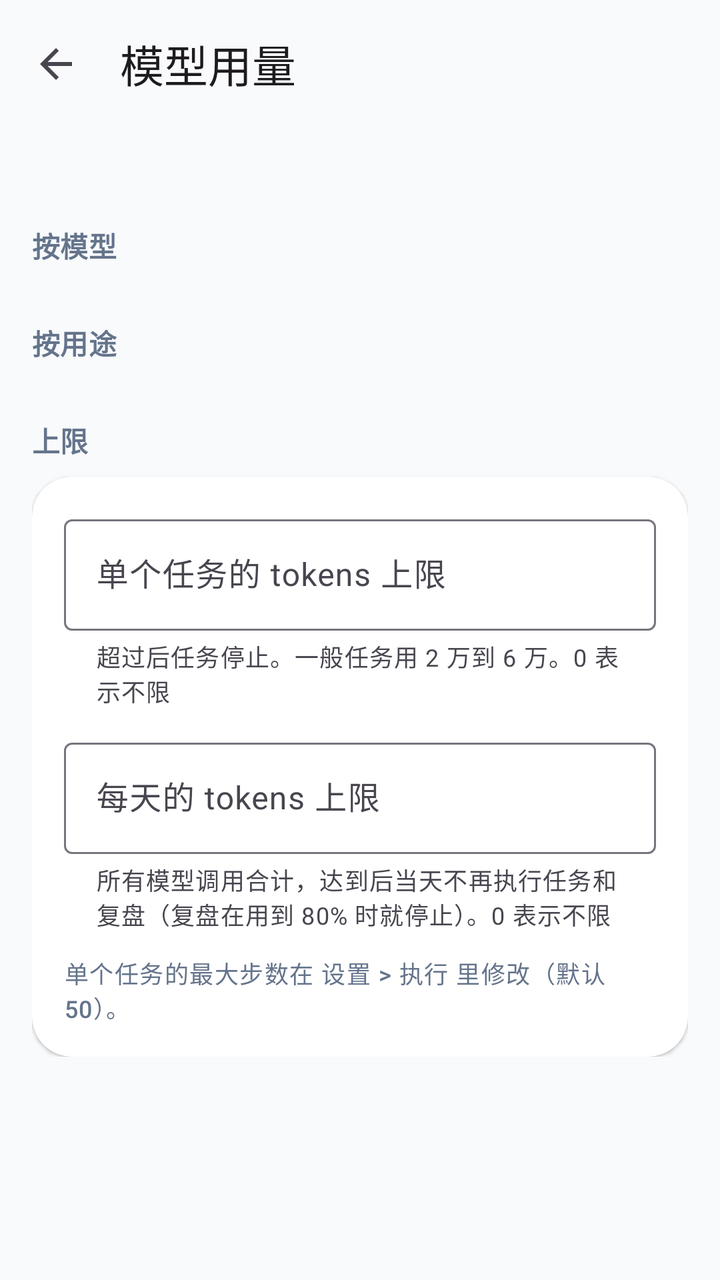
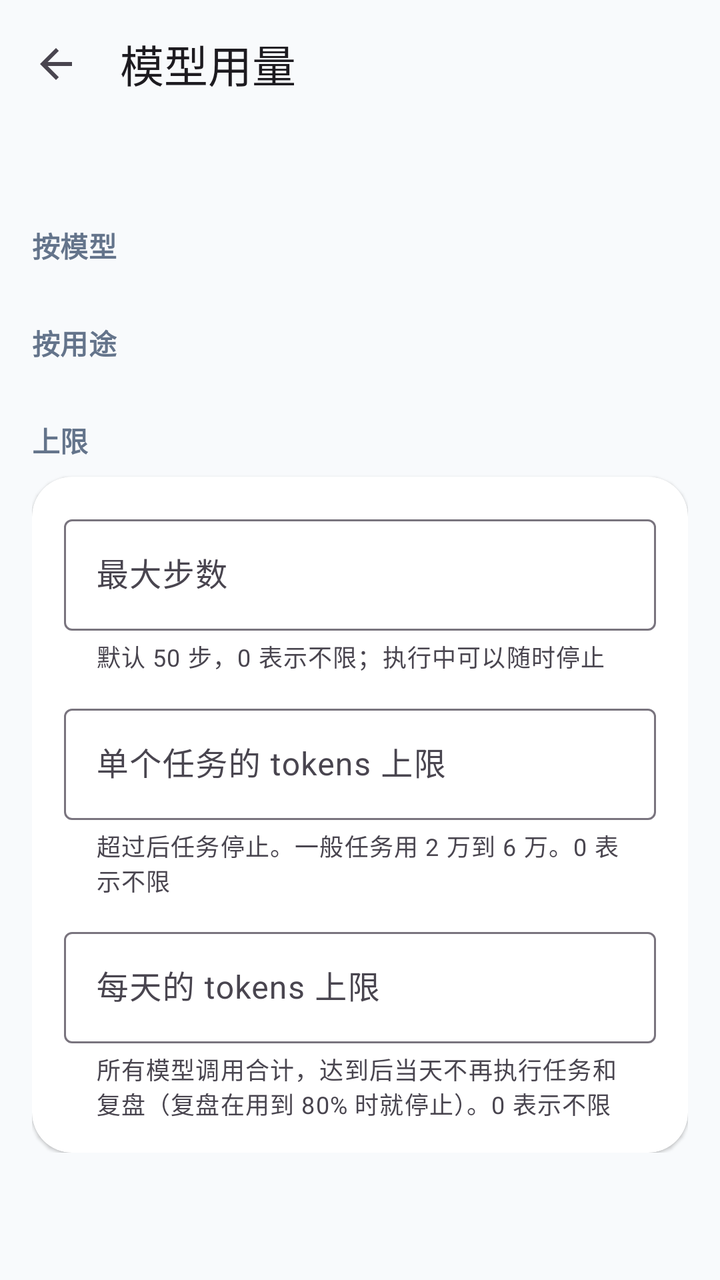

An Android layout rendered at two revisions. The XML below is the earlier revision; the diff shows what the commit changed to produce the second picture.
<!-- AndroidManifest.xml: application theme Theme.Artemis -->
<!-- res/layout/activity_usage.xml -->
<?xml version="1.0" encoding="utf-8"?>
<LinearLayout xmlns:android="http://schemas.android.com/apk/res/android"
    xmlns:app="http://schemas.android.com/apk/res-auto"
    android:layout_width="match_parent"
    android:layout_height="match_parent"
    android:background="@color/surface"
    android:fitsSystemWindows="true"
    android:orientation="vertical">

    <com.google.android.material.appbar.MaterialToolbar
        android:id="@+id/toolbar"
        android:layout_width="match_parent"
        android:layout_height="?attr/actionBarSize"
        app:navigationIcon="@drawable/ic_back"
        app:title="@string/usage_title" />

    <androidx.core.widget.NestedScrollView
        android:layout_width="match_parent"
        android:layout_height="match_parent">

        <LinearLayout
            android:layout_width="match_parent"
            android:layout_height="wrap_content"
            android:orientation="vertical"
            android:paddingHorizontal="16dp"
            android:paddingBottom="24dp">

            <com.google.android.material.chip.ChipGroup
                android:id="@+id/periods"
                android:layout_width="match_parent"
                android:layout_height="wrap_content"
                app:selectionRequired="true"
                app:singleSelection="true" />

            <GridLayout
                android:id="@+id/totals"
                android:layout_width="match_parent"
                android:layout_height="wrap_content"
                android:layout_marginTop="8dp"
                android:columnCount="2" />

            <TextView
                android:id="@+id/usage_note"
                android:layout_width="match_parent"
                android:layout_height="wrap_content"
                android:layout_marginTop="4dp"
                android:textAppearance="@style/TextAppearance.Artemis.Caption" />

            <TextView
                style="@style/SettingsSection"
                android:text="@string/usage_by_model" />

            <LinearLayout
                android:id="@+id/by_model"
                android:layout_width="match_parent"
                android:layout_height="wrap_content"
                android:orientation="vertical" />

            <TextView
                style="@style/SettingsSection"
                android:text="@string/usage_by_purpose" />

            <LinearLayout
                android:id="@+id/by_purpose"
                android:layout_width="match_parent"
                android:layout_height="wrap_content"
                android:orientation="vertical" />

            <TextView
                style="@style/SettingsSection"
                android:text="@string/usage_limits" />

            <com.google.android.material.card.MaterialCardView
                android:layout_width="match_parent"
                android:layout_height="wrap_content">

                <LinearLayout
                    android:layout_width="match_parent"
                    android:layout_height="wrap_content"
                    android:orientation="vertical"
                    android:padding="16dp">

                    <com.google.android.material.textfield.TextInputLayout
                        style="@style/Widget.Material3.TextInputLayout.OutlinedBox"
                        android:layout_width="match_parent"
                        android:layout_height="wrap_content"
                        android:hint="@string/limit_run"
                        app:helperText="@string/limit_run_hint">

                        <com.google.android.material.textfield.TextInputEditText
                            android:id="@+id/limit_run"
                            android:layout_width="match_parent"
                            android:layout_height="wrap_content"
                            android:inputType="number"
                            android:maxLength="9" />
                    </com.google.android.material.textfield.TextInputLayout>

                    <com.google.android.material.textfield.TextInputLayout
                        style="@style/Widget.Material3.TextInputLayout.OutlinedBox"
                        android:layout_width="match_parent"
                        android:layout_height="wrap_content"
                        android:layout_marginTop="12dp"
                        android:hint="@string/limit_daily"
                        app:helperText="@string/limit_daily_hint">

                        <com.google.android.material.textfield.TextInputEditText
                            android:id="@+id/limit_daily"
                            android:layout_width="match_parent"
                            android:layout_height="wrap_content"
                            android:inputType="number"
                            android:maxLength="10" />
                    </com.google.android.material.textfield.TextInputLayout>

                    <TextView
                        android:layout_width="match_parent"
                        android:layout_height="wrap_content"
                        android:layout_marginTop="12dp"
                        android:text="@string/limit_steps_note"
                        android:textAppearance="@style/TextAppearance.Artemis.Caption" />
                </LinearLayout>
            </com.google.android.material.card.MaterialCardView>
        </LinearLayout>
    </androidx.core.widget.NestedScrollView>
</LinearLayout>
<!-- resources referenced by this layout -->
<resources>
  <color name="surface">#F8FAFC</color>
  <!-- drawable ic_back (drawable) -->
  <vector xmlns:android="http://schemas.android.com/apk/res/android"
      android:width="24dp" android:height="24dp" android:viewportWidth="24" android:viewportHeight="24" android:tint="?attr/colorControlNormal">
      <path android:fillColor="#FF000000" android:pathData="M20,11H7.83l5.59,-5.59L12,4 4,12l8,8 1.41,-1.41L7.83,13H20v-2z"/>
  </vector>
  <string name="limit_daily">每天的 tokens 上限</string>
  <string name="limit_daily_hint">所有模型调用合计，达到后当天不再执行任务和复盘（复盘在用到 80% 时就停止）。0 表示不限</string>
  <string name="limit_run">单个任务的 tokens 上限</string>
  <string name="limit_run_hint">超过后任务停止。一般任务用 2 万到 6 万。0 表示不限</string>
  <string name="limit_steps_note">单个任务的最大步数在 设置 &gt; 执行 里修改（默认 50）。</string>
  <string name="usage_by_model">按模型</string>
  <string name="usage_by_purpose">按用途</string>
  <string name="usage_limits">上限</string>
  <string name="usage_title">模型用量</string>
  <style name="SettingsSection">
          <item name="android:layout_width">wrap_content</item>
          <item name="android:layout_height">wrap_content</item>
          <item name="android:layout_marginTop">20dp</item>
          <item name="android:layout_marginBottom">8dp</item>
          <item name="android:textAppearance">@style/TextAppearance.Artemis.Section</item>
      </style>
  <style name="TextAppearance.Artemis.Caption" parent="TextAppearance.Material3.LabelMedium">
          <item name="android:textColor">@color/text_secondary</item>
      </style>
  <style name="Theme.Artemis" parent="Theme.Material3.DayNight.NoActionBar">
          <item name="colorPrimary">@color/brand</item>
          <item name="colorOnPrimary">#FFFFFF</item>
          <item name="colorPrimaryContainer">@color/brand_container</item>
          <item name="colorOnPrimaryContainer">@color/on_brand_container</item>
          <item name="colorSecondaryContainer">@color/brand_container</item>
          <item name="colorOnSecondaryContainer">@color/on_brand_container</item>
          <item name="android:colorBackground">@color/surface</item>
          <item name="colorSurface">@color/surface</item>
          <item name="colorSurfaceContainerLow">@color/surface_card</item>
          <item name="colorOutlineVariant">@color/outline</item>
          <item name="colorError">@color/danger</item>
          <item name="android:statusBarColor">@android:color/transparent</item>
          <item name="android:navigationBarColor">@android:color/transparent</item>
          <item name="android:windowLightStatusBar">?attr/isLightTheme</item>
          <item name="android:windowLightNavigationBar">?attr/isLightTheme</item>
          <item name="materialCardViewStyle">@style/Widget.Artemis.Card</item>
      </style>
  <style name="TextAppearance.Artemis.Section" parent="TextAppearance.Material3.TitleSmall">
          <item name="android:textColor">@color/text_secondary</item>
          <item name="android:textStyle">bold</item>
      </style>
  <color name="text_secondary">#64748B</color>
  <color name="brand">#4F46E5</color>
  <color name="brand_container">#E0E7FF</color>
  <color name="on_brand_container">#1E1B4B</color>
  <color name="surface_card">#FFFFFF</color>
  <color name="outline">#E2E8F0</color>
  <color name="danger">#DC2626</color>
  <style name="Widget.Artemis.Card" parent="Widget.Material3.CardView.Elevated">
          <item name="cardBackgroundColor">@color/surface_card</item>
          <item name="cardCornerRadius">20dp</item>
          <item name="cardElevation">1dp</item>
      </style>
</resources>

<!-- the commit's change to res/layout/activity_usage.xml (unified diff, before → after) -->
@@ -84,6 +84,22 @@
                         style="@style/Widget.Material3.TextInputLayout.OutlinedBox"
                         android:layout_width="match_parent"
                         android:layout_height="wrap_content"
+                        android:hint="@string/max_steps"
+                        app:helperText="@string/max_steps_hint">
+
+                        <com.google.android.material.textfield.TextInputEditText
+                            android:id="@+id/max_steps"
+                            android:layout_width="match_parent"
+                            android:layout_height="wrap_content"
+                            android:inputType="number"
+                            android:maxLength="4" />
+                    </com.google.android.material.textfield.TextInputLayout>
+
+                    <com.google.android.material.textfield.TextInputLayout
+                        style="@style/Widget.Material3.TextInputLayout.OutlinedBox"
+                        android:layout_width="match_parent"
+                        android:layout_height="wrap_content"
+                        android:layout_marginTop="12dp"
                         android:hint="@string/limit_run"
                         app:helperText="@string/limit_run_hint">
 
@@ -110,13 +126,6 @@
                             android:inputType="number"
                             android:maxLength="10" />
                     </com.google.android.material.textfield.TextInputLayout>
-
-                    <TextView
-                        android:layout_width="match_parent"
-                        android:layout_height="wrap_content"
-                        android:layout_marginTop="12dp"
-                        android:text="@string/limit_steps_note"
-                        android:textAppearance="@style/TextAppearance.Artemis.Caption" />
                 </LinearLayout>
             </com.google.android.material.card.MaterialCardView>
         </LinearLayout>
<!-- resource entries referenced after the edit -->
@@ -10,7 +10,8 @@
   <string name="limit_daily_hint">所有模型调用合计，达到后当天不再执行任务和复盘（复盘在用到 80% 时就停止）。0 表示不限</string>
   <string name="limit_run">单个任务的 tokens 上限</string>
   <string name="limit_run_hint">超过后任务停止。一般任务用 2 万到 6 万。0 表示不限</string>
-  <string name="limit_steps_note">单个任务的最大步数在 设置 &gt; 执行 里修改（默认 50）。</string>
+  <string name="max_steps">最大步数</string>
+  <string name="max_steps_hint">默认 50 步，0 表示不限；执行中可以随时停止</string>
   <string name="usage_by_model">按模型</string>
   <string name="usage_by_purpose">按用途</string>
   <string name="usage_limits">上限</string>
